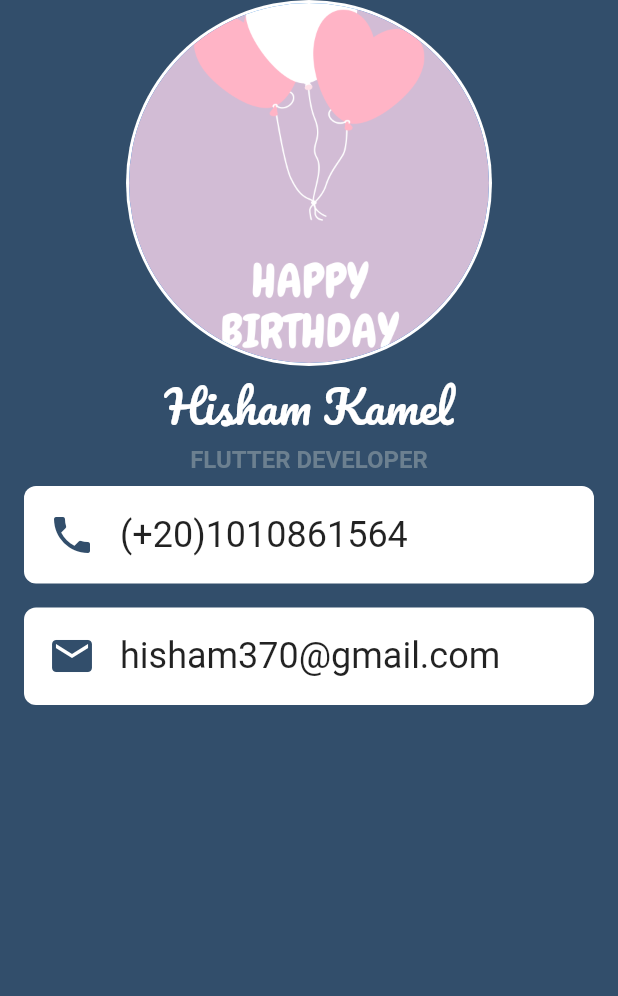
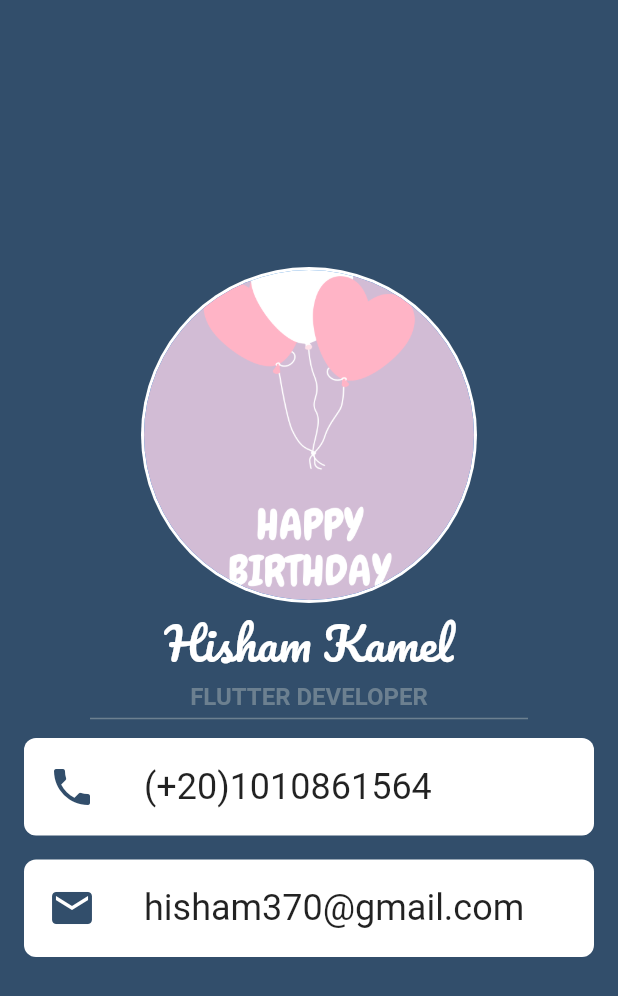
Before and after one commit to Hishamk99/BusinessCardApp, a Flutter app: the screen it shows after launch, on a phone screen of 412 x 824 dp. Shown: the top 996 px of the screen. Run offline on Flutter 3.47's test engine with Material 2 defaults, Android fonts, the phone set to English and light mode, and no system bars.

Commit message:
create divider

```diff
--- a/lib/main.dart
+++ b/lib/main.dart
@@ -13,12 +13,13 @@ class BusinessCardApp extends StatelessWidget {
       home: Scaffold(
         backgroundColor: const Color(0xff324E6B),
         body: Column(
+          mainAxisAlignment: MainAxisAlignment.center,
           children: [
             const CircleAvatar(
               backgroundColor: Colors.white,
-              radius: 122,
+              radius: 112,
               child: CircleAvatar(
-                radius: 120,
+                radius: 110,
                 backgroundImage: AssetImage('assets/images/birth.png'),
               ),
             ),
@@ -37,8 +38,15 @@ class BusinessCardApp extends StatelessWidget {
                   color: Color(0xff6c8090),
                   fontWeight: FontWeight.bold),
             ),
+            const Divider(
+              color: Color(0xff6c8090),
+              thickness: 1,
+              indent: 60,
+              endIndent: 60,
+              height: 10,
+            ),
             Padding(
-              padding: const EdgeInsets.symmetric(horizontal: 16 ,vertical: 8),
+              padding: const EdgeInsets.symmetric(horizontal: 16, vertical: 8),
               child: Container(
                 height: 65,
                 decoration: BoxDecoration(
@@ -54,16 +62,19 @@ class BusinessCardApp extends StatelessWidget {
                         color: Color(0xff324E6B),
                       ),
                     ),
-                    Text(
-                      '(+20)1010861564',
-                      style: TextStyle(fontSize: 24),
+                    Padding(
+                      padding: EdgeInsets.symmetric(horizontal: 16),
+                      child: Text(
+                        '(+20)1010861564',
+                        style: TextStyle(fontSize: 24),
+                      ),
                     ),
                   ],
                 ),
               ),
             ),
             Padding(
-              padding: const EdgeInsets.symmetric(horizontal: 16 ,vertical: 8),
+              padding: const EdgeInsets.symmetric(horizontal: 16, vertical: 8),
               child: Container(
                 height: 65,
                 decoration: BoxDecoration(
@@ -79,9 +90,12 @@ class BusinessCardApp extends StatelessWidget {
                         color: Color(0xff324E6B),
                       ),
                     ),
-                    Text(
-                      'hisham370@gmail.com',
-                      style: TextStyle(fontSize: 24),
+                    Padding(
+                      padding: EdgeInsets.symmetric(horizontal: 16),
+                      child: Text(
+                        'hisham370@gmail.com',
+                        style: TextStyle(fontSize: 24),
+                      ),
                     )
                   ],
                 ),
```
